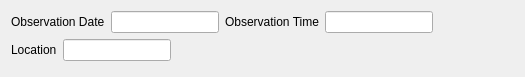
This is python/res/ui/widgets/moon_info_tab.ui in mareuter/lunar-club-tools as Qt 5 draws it before an edit. The edited form follows.
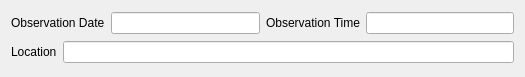
This is the edited form.

Commit message: Refs #3, #8 and #9. Getting information onto moon information tab.

Patch:
```diff
--- a/python/res/ui/widgets/moon_info_tab.ui
+++ b/python/res/ui/widgets/moon_info_tab.ui
@@ -13,7 +13,7 @@
   <property name="windowTitle">
    <string/>
   </property>
-  <layout class="QFormLayout" name="formLayout">
+  <layout class="QGridLayout" name="gridLayout">
    <item row="0" column="0">
     <layout class="QHBoxLayout" name="horizontalLayout">
      <item>
@@ -24,7 +24,11 @@
       </widget>
      </item>
      <item>
-      <widget class="QLineEdit" name="lineEdit"/>
+      <widget class="QLineEdit" name="obs_date_edit">
+       <property name="readOnly">
+        <bool>true</bool>
+       </property>
+      </widget>
      </item>
      <item>
       <widget class="QLabel" name="label_2">
@@ -34,7 +38,11 @@
       </widget>
      </item>
      <item>
-      <widget class="QLineEdit" name="lineEdit_2"/>
+      <widget class="QLineEdit" name="obs_time_edit">
+       <property name="readOnly">
+        <bool>true</bool>
+       </property>
+      </widget>
      </item>
     </layout>
    </item>
@@ -48,7 +56,11 @@
       </widget>
      </item>
      <item>
-      <widget class="QLineEdit" name="lineEdit_3"/>
+      <widget class="QLineEdit" name="location_edit">
+       <property name="readOnly">
+        <bool>true</bool>
+       </property>
+      </widget>
      </item>
     </layout>
    </item>
```
Left out of the diff: 6 changed lines with no effect on the pictures. The commit also changes 5 other files.
